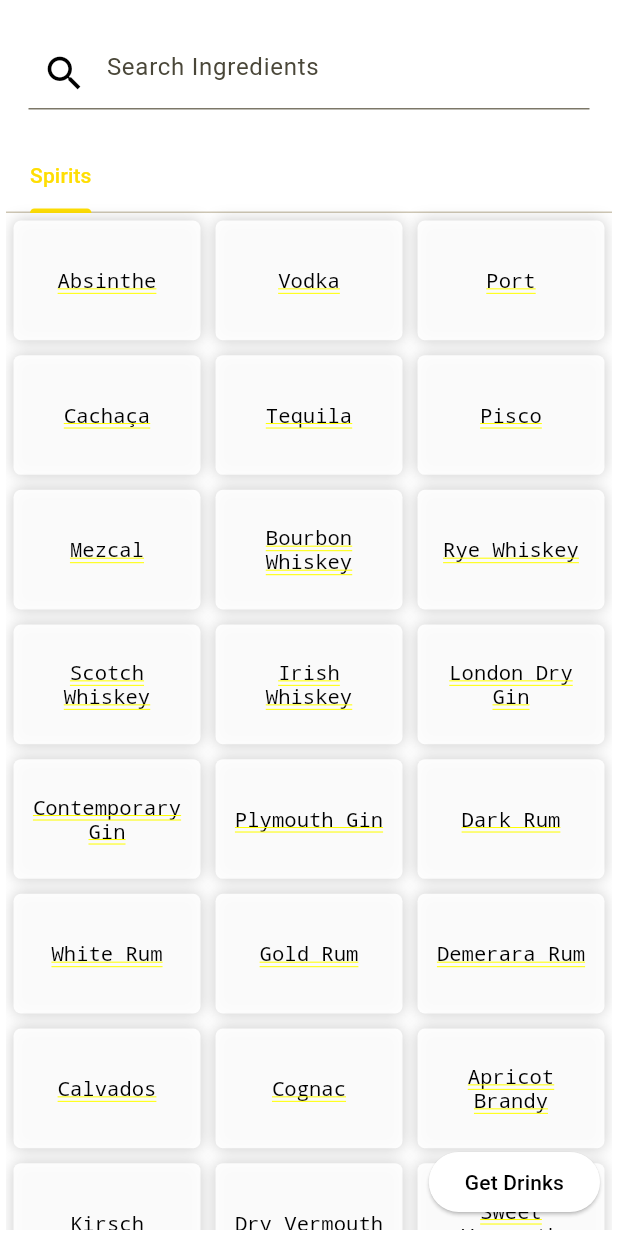
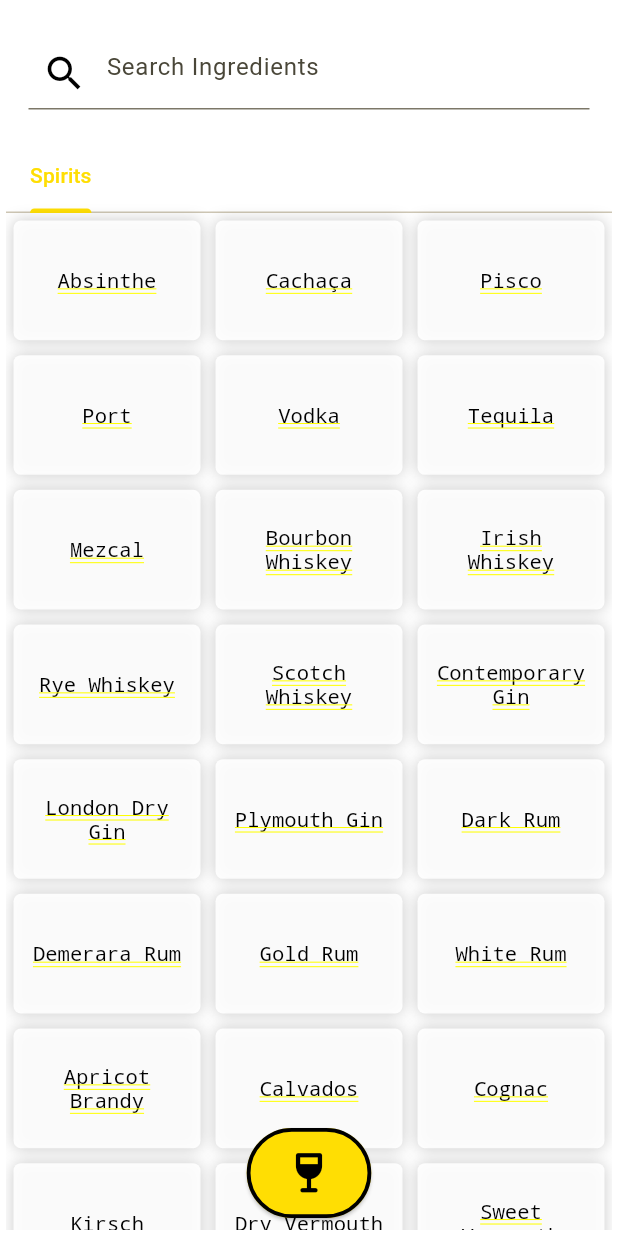
Before and after one commit to OGreenwood672/CocktailApp, a Flutter app: the IngredientsPage screen opened directly, on a phone screen of 412 x 824 dp. Run offline on Flutter 3.47's test engine with Material 3 defaults, Android fonts, the phone set to English and light mode, and no system bars; our stand-ins replace firebase_core; accounts and stored records are empty.

Commit message:
Late night

```diff
--- a/lib/colour_scheme.dart
+++ b/lib/colour_scheme.dart
@@ -22,4 +22,4 @@ Color secondaryColour = const Color(0xFFFFFFFF);
 Color tertiaryColour = const Color(0xFFFFDE03);
 Color textColour = const Color(0xFF000000);
 
-Color confirmationColor = const Color.fromARGB(255, 108, 190, 81);
+Color confirmationColor = const Color.fromARGB(255, 57, 196, 10);
--- a/lib/data_handling.dart
+++ b/lib/data_handling.dart
@@ -116,7 +116,9 @@ List<String> getCocktailNames(List<Map<String, dynamic>> cocktails) {
 
 Map<String, dynamic> getCocktailByName(String name) {
 
-    return cocktails.where((cocktail) => name == cocktail['name']).toList()[0];
+    return cocktails.where(
+        (cocktail) => name == cocktail['name']
+    ).toList()[0];
 
 }
 
--- a/lib/ingredients_page.dart
+++ b/lib/ingredients_page.dart
@@ -105,12 +105,15 @@ class IngredientsPageState extends State<IngredientsPage>
     Widget calculateButton(BuildContext context) {
 
         return Align(
-            alignment: Alignment.bottomRight,
+            alignment: Alignment.bottomCenter,
             child: Padding(
                 padding: const EdgeInsets.all(8.0),
                 child: ElevatedButton(
                     style: ButtonStyle(
-                        backgroundColor: MaterialStateProperty.all<Color>(secondaryColour),
+                        backgroundColor: MaterialStateProperty.all<Color>(tertiaryColour),
+                        side: MaterialStateProperty.all<BorderSide>(
+                            BorderSide(width: 2.5, color: Colors.black), // Adjust width and color as needed
+                        ),
                     ),
                     onPressed: () {
                         Navigator.push(
@@ -120,10 +123,11 @@ class IngredientsPageState extends State<IngredientsPage>
                             ),
                         );
                     },
-                    child: Text(
-                        "Get Drinks",
-                        style: TextStyle(
-                            color: textColour
+                    child: Padding(padding: EdgeInsets.only(top: 12.5, bottom: 12.5),
+                        child: Icon(
+                            Icons.wine_bar_rounded,
+                            color: textColour,
+                            size: 35.0,
                         ),
                     )
                 )
@@ -170,7 +174,7 @@ class IngredientsPageState extends State<IngredientsPage>
                             if (showAll)
                             ingredientTabs(),
                             itemList(results),
-                            const SizedBox(height: 60,)
+                            const SizedBox(height: 75,)
                         ],
                     ),
                     calculateButton(context)
```
Also changed, not shown: lib/cocktail_display_list.dart (+35 -103 lines), lib/ingredients_json.dart (+68 -60 lines), lib/main.dart (+0 -11 lines).
